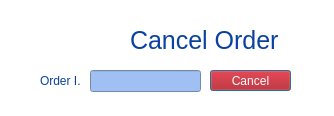
The window that Bhitti/cancelorder.ui (BigyaDhungana/Bhitti_v2) describes before a commit, drawn with Qt 5.
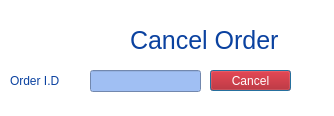
The same window after the commit. Icons and pictures are not drawn.

Patch:
```diff
--- a/Bhitti/cancelorder.ui
+++ b/Bhitti/cancelorder.ui
@@ -63,9 +63,9 @@
   <widget class="QLabel" name="label_2">
    <property name="geometry">
     <rect>
-     <x>40</x>
+     <x>10</x>
      <y>70</y>
-     <width>41</width>
+     <width>71</width>
      <height>21</height>
     </rect>
    </property>
@@ -82,7 +82,7 @@
 font: 9pt &quot;Segoe UI&quot;;</string>
    </property>
    <property name="text">
-    <string>Order I.D:</string>
+    <string>Order I.D </string>
    </property>
   </widget>
   <widget class="QLineEdit" name="l_orderid">
```
